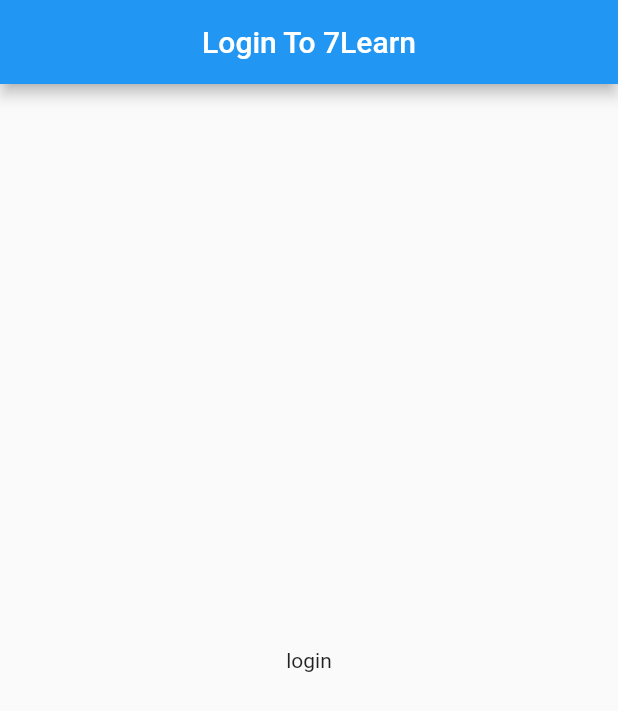
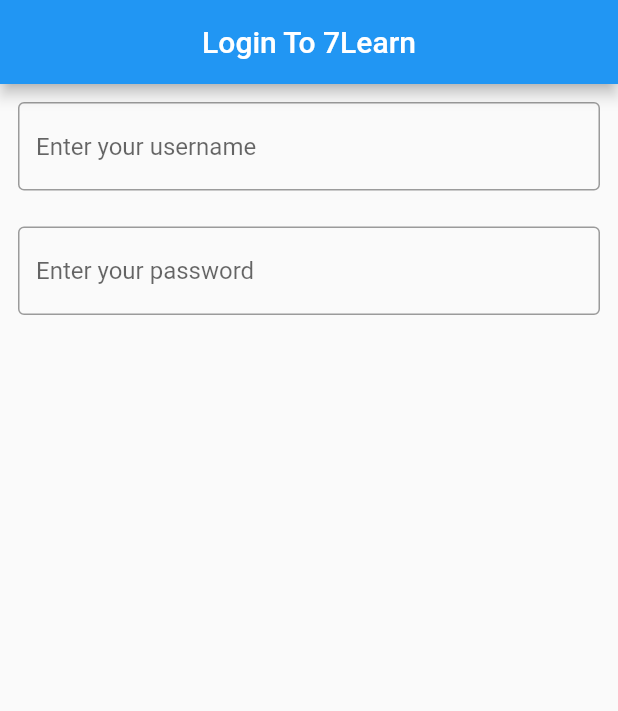
Before and after one commit to amirahmadadibi/7learnCalculateProjectTeaching, a Flutter app: the screen it shows after launch, on a phone screen of 412 x 824 dp. Shown: the top 711 px of the screen. Run offline on Flutter 3.47's test engine with Material 2 defaults, Android fonts, the phone set to English and light mode, and no system bars.

Commit message:
s04-loign app-E04 textfield widget

```diff
--- a/lib/main.dart
+++ b/lib/main.dart
@@ -16,8 +16,25 @@
           centerTitle: true,
         ),
         body: SafeArea(
-            child: Center(
-          child: Text('login'),
+            child: Column(
+          children: [
+            Padding(
+              padding: EdgeInsets.all(12),
+              child: TextField(
+                decoration: InputDecoration(
+                    border: OutlineInputBorder(),
+                    hintText: 'Enter your username'),
+              ),
+            ),
+            Padding(
+              padding: EdgeInsets.all(12),
+              child: TextField(
+                decoration: InputDecoration(
+                    border: OutlineInputBorder(),
+                    hintText: 'Enter your password'),
+              ),
+            ),
+          ],
         )),
       ),
     );
--- a/pubspec.yaml
+++ b/pubspec.yaml
@@ -46,7 +46,7 @@
   # activated in the `analysis_options.yaml` file located at the root of your
   # package. See that file for information about deactivating specific lint
   # rules and activating additional ones.
-  flutter_lints: ^2.0.0
+
 
 # For information on the generic Dart part of this file, see the
 # following page: https://dart.dev/tools/pub/pubspec
```
Also changed, not shown: pubspec.lock.
